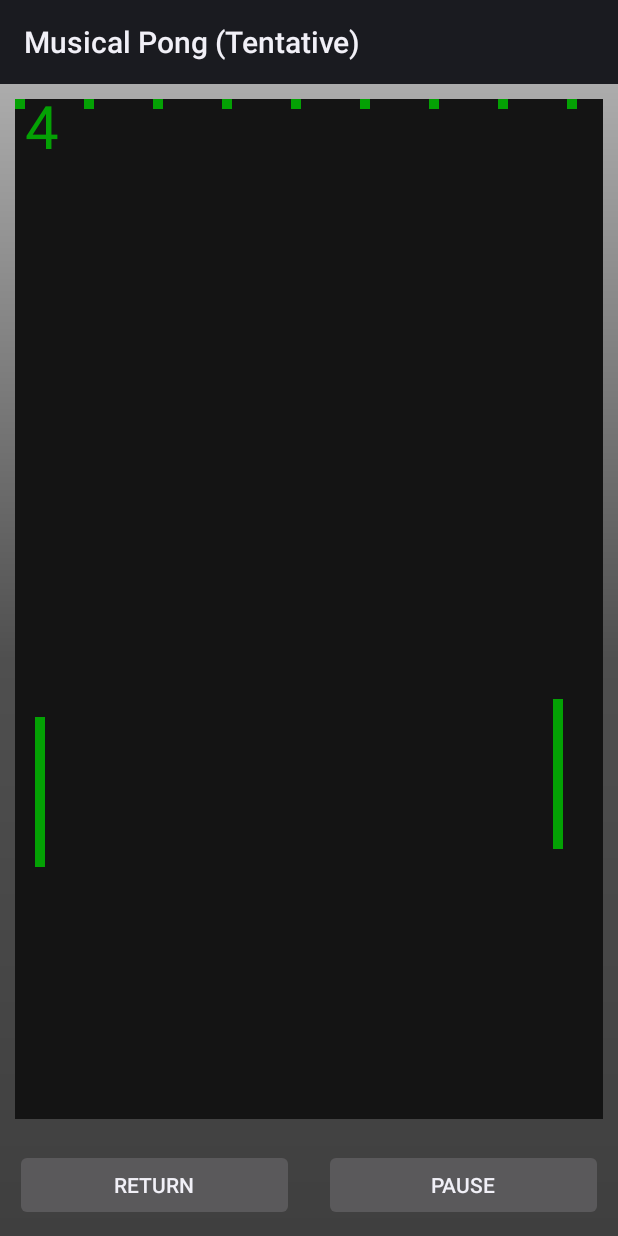
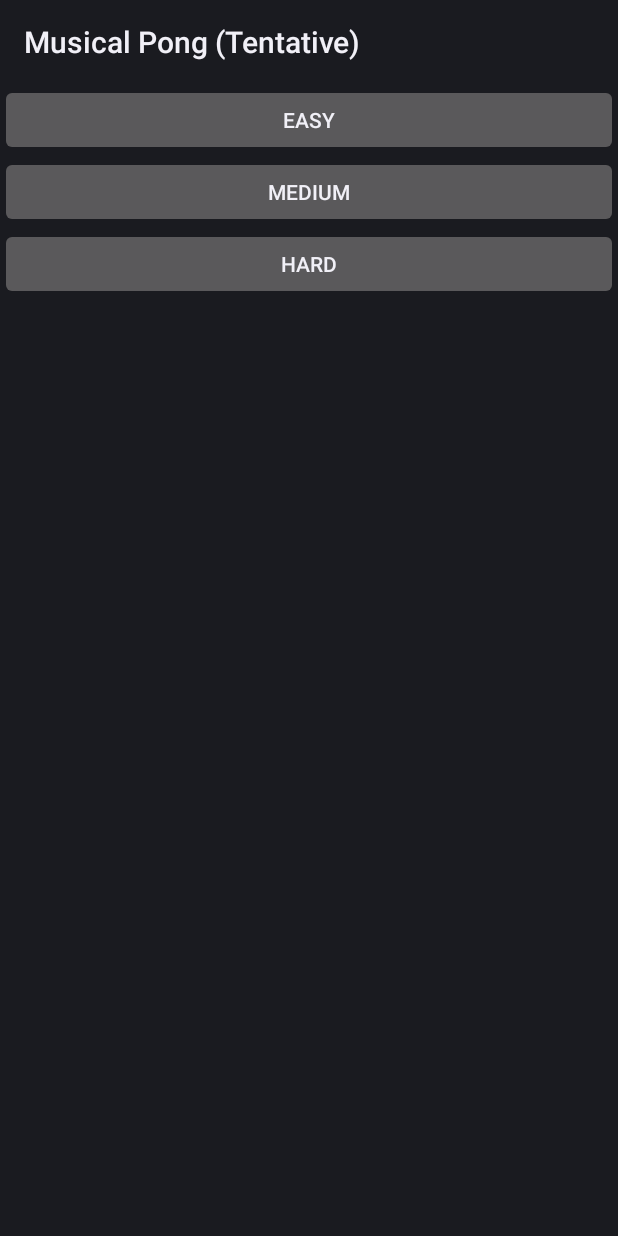
Before and after one commit to NoahTU/Musical-Pong, an Android app: the screen it shows after launch (MainActivity), after a tap on "1VAI", on a phone screen of 412 x 824 dp. Run offline under Robolectric (Android 15) with nearby library versions, the phone set to English and light mode, and no system bars; 2 other taps on this screen came first.

Commit message:
Update: 5

```diff
--- a/src/main/java/com/nudofia/app/GameThread.java
+++ b/src/main/java/com/nudofia/app/GameThread.java
@@ -31,7 +31,7 @@ public class GameThread extends Thread {
         {
             //Canvas c= new Canvas();
             //Canvas canvas = _surfaceHolder.lockCanvas();
-            _state.update(false);
+            //_state.update(false);
             System.out.println("It should have updated...");
             _state.draw(_surfaceHolder,_paint);
            // _surfaceHolder.unlockCanvasAndPost(canvas);
--- a/src/main/java/com/nudofia/visualizer/VisualizerView.java
+++ b/src/main/java/com/nudofia/visualizer/VisualizerView.java
@@ -63,7 +63,7 @@ public class VisualizerView extends View implements SurfaceHolder.Callback{
   private Canvas gcanvas;
   private GameState _state;
   private boolean AI=false, w=false;
-  private int upp=0, low=0;
+  private int upp=0, low=0, lv=0;
   private int[] top = new int[17];
   private int[] bot = new int[17];
   private int firsti=0, secondi=0;
@@ -113,9 +113,10 @@ public class VisualizerView extends View implements SurfaceHolder.Callback{
         stat--;
     }
 
-  public void play(Boolean bool, Boolean b){
+  public void play(Boolean bool, Boolean b, int level){
     AI=bool;
-     gb=b;
+    gb=b;
+    lv=level;
   }
 
   /**
@@ -250,7 +251,7 @@ public class VisualizerView extends View implements SurfaceHolder.Callback{
       canvas.saveLayerAlpha(0, 0, getWidth(), getHeight(), 150,
               Canvas.HAS_ALPHA_LAYER_SAVE_FLAG);}
 
-    _state.update(AI);
+    _state.update(AI,lv);
 
       upp=_state.getOneS();
       low=_state.getTwoS();
@@ -292,10 +293,10 @@ public class VisualizerView extends View implements SurfaceHolder.Callback{
           firsti=barGraphRendererTop.getTopi();
           secondi=barGraphRendererBottom.getLowi();
           testforbottom++;
-         // _state.barHitL(bot);
+          _state.barHitL(top);
           _state.barHitU(top);//bring bar data into game state
       }
-        System.out.println("testforbottom: "+testforbottom);
+        //System.out.println("testforbottom: "+testforbottom);
     }
 
     // Fade out old contents
--- /dev/null
+++ b/src/main/res/layout/select.xml
@@ -0,0 +1,27 @@
+<?xml version="1.0" encoding="utf-8"?>
+<LinearLayout xmlns:android="http://schemas.android.com/apk/res/android"
+    android:orientation="vertical" android:layout_width="match_parent"
+    android:layout_height="match_parent">
+
+    <Button
+        android:text="Easy"
+        android:layout_width="match_parent"
+        android:layout_height="wrap_content"
+        android:onClick="easyPressed"
+        android:id="@+id/easy" />
+    <Button
+        android:text="Medium"
+        android:layout_width="match_parent"
+        android:layout_height="wrap_content"
+        android:onClick="mediumPressed"
+        android:id="@+id/medium" />
+
+    <Button
+        android:text="Hard"
+        android:layout_width="match_parent"
+        android:layout_height="wrap_content"
+        android:onClick="hardPressed"
+        android:id="@+id/hard" />
+
+
+</LinearLayout>
```
Also changed, not shown: src/main/java/com/nudofia/app/GameState.java (+128 -47 lines), src/main/java/com/nudofia/app/MainActivity.java (+67 -4 lines), src/main/java/com/nudofia/visualizer/renderer/BarGraphRenderer.java (+6 -6 lines), 106 other files.
